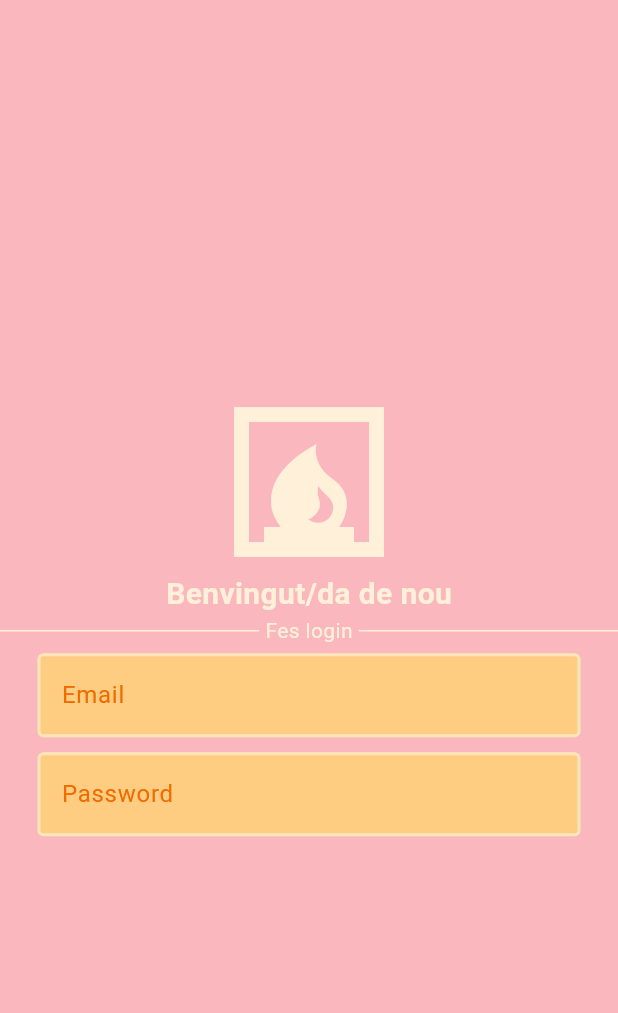
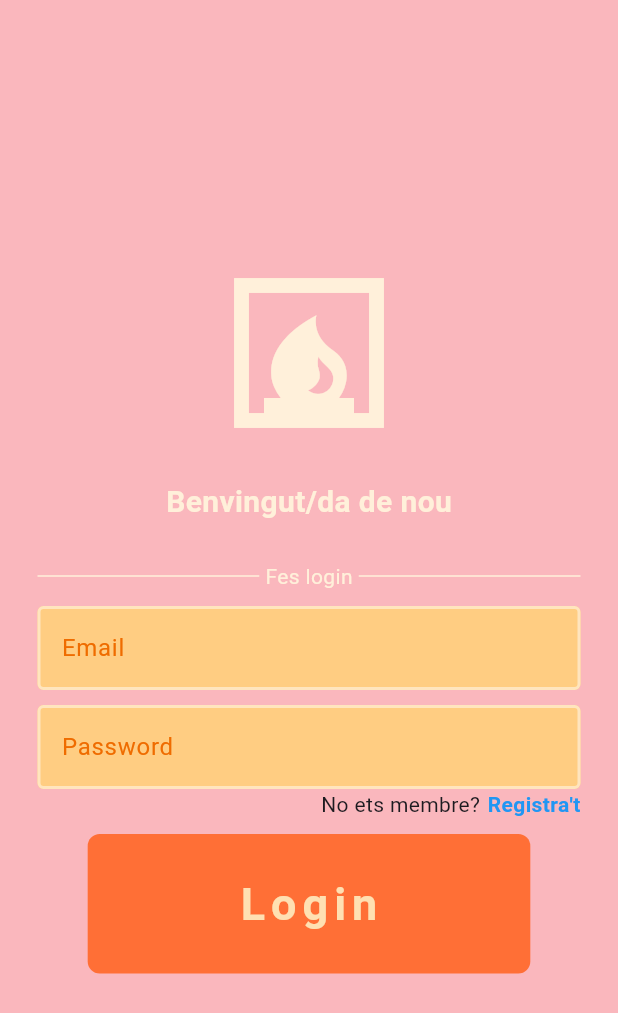
Before and after one commit to JoelEsCa/flutter_firebase_202324, a Flutter app: the screen it shows after launch, on a phone screen of 412 x 824 dp. Shown: the top 1013 px of the screen. Run offline on Flutter 3.47's test engine with Material 3 defaults, Android fonts, the phone set to English and light mode, and no system bars.

Commit message:
UI Login feta

```diff
--- /dev/null
+++ b/lib/components/buto_auth.dart
@@ -0,0 +1,23 @@
+import 'package:flutter/material.dart';
+
+class BotoAuth extends StatelessWidget {
+  const BotoAuth({super.key});
+
+  @override
+  Widget build(BuildContext context) {
+    return Container(
+        decoration: BoxDecoration(
+          borderRadius: BorderRadius.circular(8),
+          color: const Color.fromARGB(255, 255, 111, 54),
+        ),
+        padding: const EdgeInsets.symmetric(horizontal: 100, vertical: 25),
+        child: Text(
+          "Login",
+          style: TextStyle(
+              color: Colors.orange[100],
+              fontWeight: FontWeight.bold,
+              fontSize: 30,
+              letterSpacing: 4),
+        ));
+  }
+}
--- a/lib/components/text_field_auth.dart
+++ b/lib/components/text_field_auth.dart
@@ -11,7 +11,7 @@ class TextFieldAuth extends StatelessWidget {
   @override
   Widget build(BuildContext context) {
     return Padding(
-        padding: const EdgeInsets.symmetric(horizontal: 25, vertical: 5),
+        padding: const EdgeInsets.symmetric(horizontal: 25),
         child: TextField(
           style: const TextStyle(color: Color.fromARGB(255, 154, 69, 0)),
           cursorColor: const Color.fromARGB(255, 255, 100, 0),
--- a/lib/main.dart
+++ b/lib/main.dart
@@ -11,6 +11,7 @@ class MainApp extends StatelessWidget {
   @override
   Widget build(BuildContext context) {
     return const MaterialApp(
+      debugShowCheckedModeBanner: false,
       home: PaginaLogin(),
     );
   }
--- a/lib/pagines/pagina_login.dart
+++ b/lib/pagines/pagina_login.dart
@@ -1,4 +1,5 @@
 import 'package:flutter/material.dart';
+import 'package:flutter_firebase_202324/components/buto_auth.dart';
 import 'package:flutter_firebase_202324/components/text_field_auth.dart';
 
 class PaginaLogin extends StatefulWidget {
@@ -6,17 +7,15 @@ class PaginaLogin extends StatefulWidget {
 
   @override
   State<PaginaLogin> createState() => _PaginaLoginState();
-
 }
 
 class _PaginaLoginState extends State<PaginaLogin> {
-
   final TextEditingController controllerEmail = TextEditingController();
   final TextEditingController controllerPassword = TextEditingController();
 
   @override
   Widget build(BuildContext context) {
-    return  Scaffold(
+    return Scaffold(
         backgroundColor: const Color.fromARGB(255, 250, 183, 189),
         body: Center(
           child: Column(
@@ -29,6 +28,10 @@ class _PaginaLoginState extends State<PaginaLogin> {
                 color: Color.fromARGB(255, 255, 240, 218),
               ),
 
+              const SizedBox(
+                height: 25,
+              ),
+
               //FRASE
               const Text(
                 'Benvingut/da de nou',
@@ -39,8 +42,14 @@ class _PaginaLoginState extends State<PaginaLogin> {
                 ),
               ),
 
+              const SizedBox(
+                height: 25,
+              ),
+
               //Text divisori
-              const Row(
+              const Padding(
+                padding: EdgeInsets.symmetric(horizontal: 25),
+                child: Row(
                   children: [
                     Expanded(
                         child: Divider(
@@ -62,16 +71,51 @@ class _PaginaLoginState extends State<PaginaLogin> {
                     )),
                   ],
                 ),
+              ),
+
+              const SizedBox(
+                height: 10,
+              ),
               //Textfield email
-              TextFieldAuth(controller: controllerEmail, obscureText: false, hintText: "Email"),
+              TextFieldAuth(
+                  controller: controllerEmail,
+                  obscureText: false,
+                  hintText: "Email"),
+
+              const SizedBox(
+                height: 10,
+              ),
 
               //Textfield password
-              TextFieldAuth(controller: controllerPassword, obscureText: true, hintText: "Password"),
-
+              TextFieldAuth(
+                  controller: controllerPassword,
+                  obscureText: true,
+                  hintText: "Password"),
 
               //No estás registrat?
 
+               Padding(
+                padding: const EdgeInsets.symmetric(horizontal: 25),
+                child: Row(
+                  mainAxisAlignment: MainAxisAlignment.end,
+                  children: [
+                    const Text("No ets membre?"),
+                    const SizedBox(
+                      width: 5,
+                    ),
+                    GestureDetector(
+                      onTap: () {
+                        Navigator.pushNamed(context, '/registre');
+                      },
+                      child: const Text("Registra't", style: TextStyle(fontWeight: FontWeight.bold,color: Colors.blue))),
+                  ],
+                ),
+              ),
+
+              const SizedBox(height: 10),
+
               //Botó de login
+              BotoAuth()
             ],
           ),
         ));
```
Lines whose indentation alone changed are shown as unchanged.
